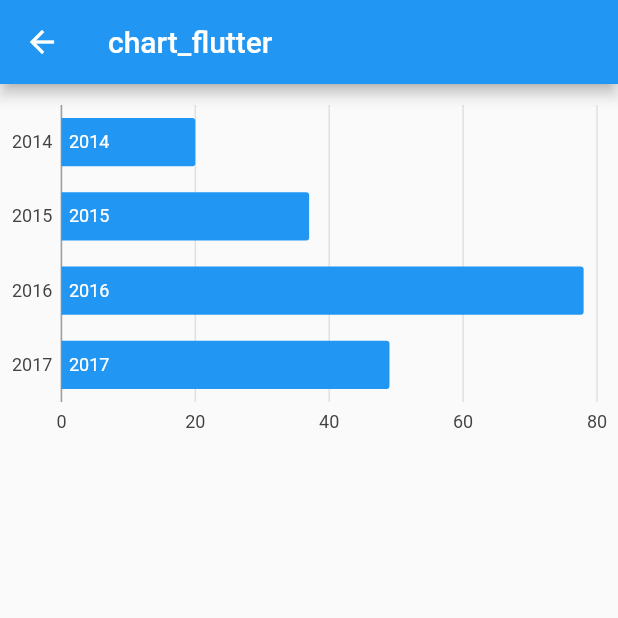
After one commit to morezombie/FarmFlutter, a Flutter app: the ChartTestPage screen opened directly, on a phone screen of 412 x 824 dp, the top half of it. The commit adds this screen. Run offline on Flutter 3.47's test engine with Material 2 defaults, Android fonts, the phone set to English and light mode, and no system bars; our stand-ins replace charts_flutter.

Commit message:
Add chart demo

```diff
--- a/lib/calcPage.dart
+++ b/lib/calcPage.dart
@@ -2,6 +2,7 @@ import 'package:flutter/material.dart';
 import 'package:flutter/services.dart';
 import 'configPage.dart';
 import 'farmModel.dart';
+import 'displayer.dart';
 
 class Calculator extends StatelessWidget {
   @override
@@ -90,6 +91,9 @@ class _InitiatorState extends State<Initiator> {
             model.addAnimal(isMale, age, num: num);
           }
           model.run(int.parse(inputKey.currentState.runningMonths.text));
+          Navigator.push(context, MaterialPageRoute(builder: (context) {
+            return ChartTestPage();
+          }));
         },
         child: Text("Go!"),
       ),
--- /dev/null
+++ b/lib/displayer.dart
@@ -0,0 +1,52 @@
+import 'dart:math';
+
+import 'package:flutter/material.dart';
+import 'package:charts_flutter/flutter.dart' as charts;
+
+class ChartTestPage extends StatelessWidget {
+  const ChartTestPage({Key key}) : super(key: key);
+
+  @override
+  Widget build(BuildContext context) {
+    return Scaffold(
+      appBar: AppBar(title: Text("chart_flutter")),
+      body: Column(children: [Container(height: 240, child: _simpleBar())]),
+    );
+  }
+
+  Widget _simpleBar() {
+    var random = Random();
+
+    var data = [
+      OrdinalSales('2014', random.nextInt(100)),
+      OrdinalSales('2015', random.nextInt(100)),
+      OrdinalSales('2016', random.nextInt(100)),
+      OrdinalSales('2017', random.nextInt(100)),
+    ];
+
+    var seriesList = [
+      charts.Series<OrdinalSales, String>(
+        id: 'Sales',
+        colorFn: (_, __) => charts.MaterialPalette.blue.shadeDefault,
+        domainFn: (OrdinalSales sales, _) => sales.year,
+        measureFn: (OrdinalSales sales, _) => sales.sales,
+        data: data,
+      )
+    ];
+
+    return charts.BarChart(
+      seriesList,
+      animate: true,
+      barGroupingType: charts.BarGroupingType.stacked,
+      vertical: false,
+      barRendererDecorator: charts.BarLabelDecorator<String>(),
+    );
+  }
+}
+
+class OrdinalSales {
+  final String year;
+  final int sales;
+
+  OrdinalSales(this.year, this.sales);
+}
--- a/pubspec.yaml
+++ b/pubspec.yaml
@@ -30,6 +30,8 @@ dependencies:
   cupertino_icons: ^1.0.2
 
   english_words: ^3.1.5
+
+  charts_flutter: ^0.9.0
 
 dev_dependencies:
   flutter_test:
```
Also changed, not shown: pubspec.lock.
